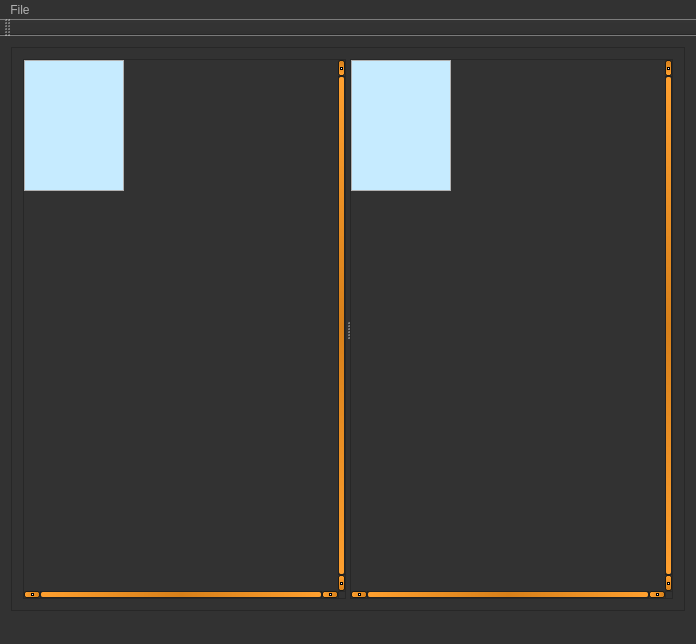
First picture: the form in mainwindow.ui, repository Thejuster/Mappy, before the edit.
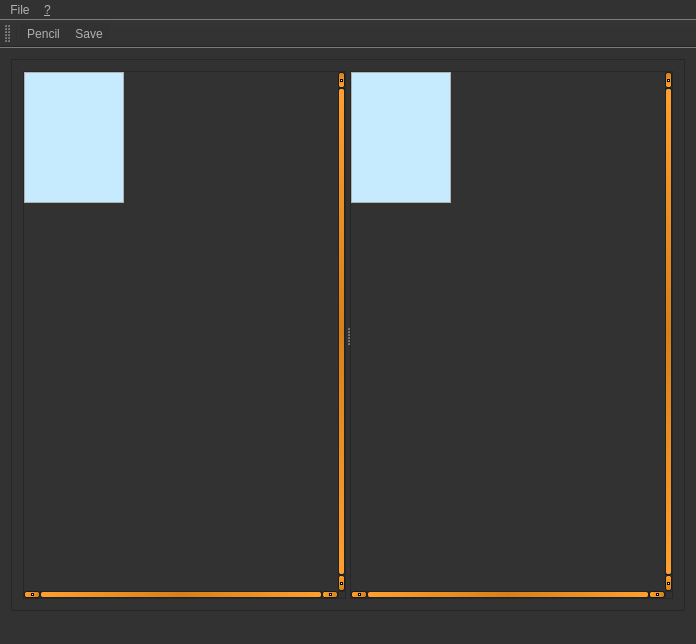
Second picture: the form after the edit. Icons and pictures are not drawn. Custom widgets are drawn as their Qt base class.

What changed in the file:
```diff
--- a/mainwindow.ui
+++ b/mainwindow.ui
@@ -511,7 +511,7 @@
                <x>0</x>
                <y>0</y>
                <width>317</width>
-               <height>541</height>
+               <height>519</height>
               </rect>
              </property>
              <widget class="Tileset" name="tileset">
@@ -572,7 +572,7 @@
                <x>0</x>
                <y>0</y>
                <width>316</width>
-               <height>541</height>
+               <height>519</height>
               </rect>
              </property>
              <widget class="mapeditor" name="maps">
@@ -645,15 +645,25 @@
     <addaction name="actionSave_Map"/>
     <addaction name="actionLoad_Map"/>
    </widget>
+   <widget class="QMenu" name="menu">
+    <property name="title">
+     <string>&amp;?</string>
+    </property>
+    <addaction name="actionAbout"/>
+   </widget>
    <addaction name="menuFIle"/>
+   <addaction name="menu"/>
   </widget>
   <widget class="QToolBar" name="mainToolBar">
    <attribute name="toolBarArea">
     <enum>TopToolBarArea</enum>
    </attribute>
    <attribute name="toolBarBreak">
-    <bool>false</bool>
+    <bool>true</bool>
    </attribute>
+   <addaction name="separator"/>
+   <addaction name="actionPencil"/>
+   <addaction name="actionSave"/>
   </widget>
   <widget class="QStatusBar" name="statusBar"/>
   <action name="action_New_Map">
@@ -676,6 +686,35 @@
     <string>Load Map</string>
    </property>
   </action>
+  <action name="actionAbout">
+   <property name="text">
+    <string>About</string>
+   </property>
+  </action>
+  <action name="actionPencil">
+   <property name="icon">
+    <iconset resource="res.qrc">
+     <normaloff>:/icon/Resource/pencil.png</normaloff>:/icon/Resource/pencil.png</iconset>
+   </property>
+   <property name="text">
+    <string>Pencil</string>
+   </property>
+   <property name="toolTip">
+    <string>Draw Single Tile</string>
+   </property>
+  </action>
+  <action name="actionSave">
+   <property name="icon">
+    <iconset resource="res.qrc">
+     <normaloff>:/icon/Resource/diskette.png</normaloff>:/icon/Resource/diskette.png</iconset>
+   </property>
+   <property name="text">
+    <string>Save</string>
+   </property>
+   <property name="toolTip">
+    <string>Save current map</string>
+   </property>
+  </action>
  </widget>
  <layoutdefault spacing="6" margin="11"/>
  <customwidgets>
```
Left out of the diff: 8 changed lines with no effect on the pictures.
